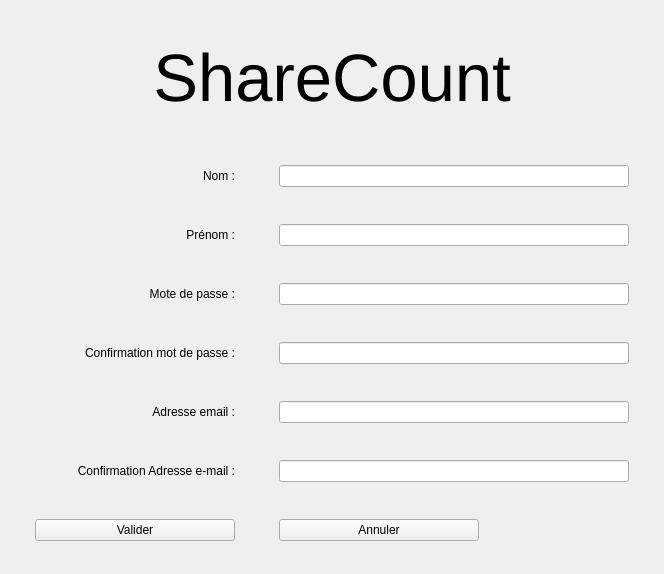
First picture: the form in vues/pagecreationcompte/PageCreationCompte.ui, repository Esr0g/ShareCount, before the edit.
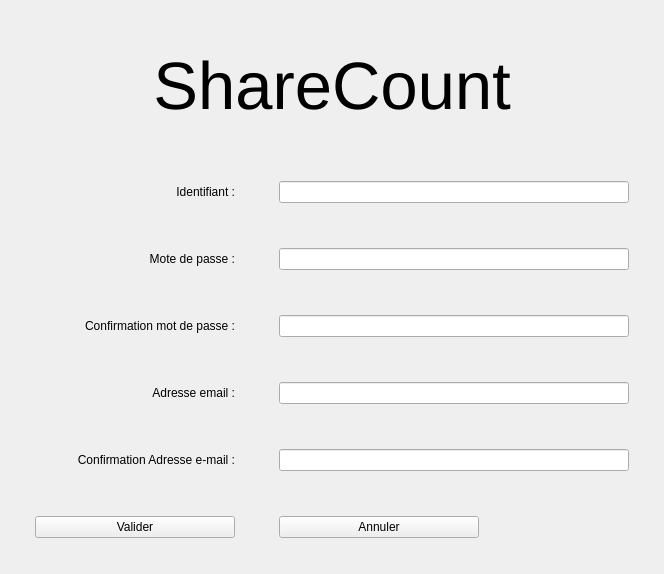
Second picture: the form after the edit.

The edit to the form file:
```diff
--- a/vues/pagecreationcompte/PageCreationCompte.ui
+++ b/vues/pagecreationcompte/PageCreationCompte.ui
@@ -20,37 +20,7 @@
    <property name="spacing">
     <number>20</number>
    </property>
-   <item row="3" column="0">
-    <widget class="QLabel" name="label_3">
-     <property name="text">
-      <string>Prénom :</string>
-     </property>
-     <property name="alignment">
-      <set>Qt::AlignRight|Qt::AlignTrailing|Qt::AlignVCenter</set>
-     </property>
-    </widget>
-   </item>
-   <item row="2" column="0">
-    <widget class="QLabel" name="label_2">
-     <property name="text">
-      <string>Nom :</string>
-     </property>
-     <property name="alignment">
-      <set>Qt::AlignRight|Qt::AlignTrailing|Qt::AlignVCenter</set>
-     </property>
-    </widget>
-   </item>
-   <item row="6" column="1">
-    <widget class="QLineEdit" name="lineEdit_5">
-     <property name="maximumSize">
-      <size>
-       <width>350</width>
-       <height>16777215</height>
-      </size>
-     </property>
-    </widget>
-   </item>
-   <item row="6" column="0">
+   <item row="5" column="0">
     <widget class="QLabel" name="label_6">
      <property name="text">
       <string>Adresse email :</string>
@@ -60,7 +30,7 @@
      </property>
     </widget>
    </item>
-   <item row="7" column="0">
+   <item row="6" column="0">
     <widget class="QLabel" name="label_7">
      <property name="text">
       <string>Confirmation Adresse e-mail :</string>
@@ -70,20 +40,7 @@
      </property>
     </widget>
    </item>
-   <item row="5" column="1">
-    <widget class="QLineEdit" name="lineEdit_4">
-     <property name="maximumSize">
-      <size>
-       <width>350</width>
-       <height>16777215</height>
-      </size>
-     </property>
-     <property name="echoMode">
-      <enum>QLineEdit::Password</enum>
-     </property>
-    </widget>
-   </item>
-   <item row="7" column="1">
+   <item row="6" column="1">
     <widget class="QLineEdit" name="lineEdit_6">
      <property name="maximumSize">
       <size>
@@ -93,6 +50,26 @@
      </property>
     </widget>
    </item>
+   <item row="3" column="0">
+    <widget class="QLabel" name="label_4">
+     <property name="text">
+      <string>Mote de passe :</string>
+     </property>
+     <property name="alignment">
+      <set>Qt::AlignRight|Qt::AlignTrailing|Qt::AlignVCenter</set>
+     </property>
+    </widget>
+   </item>
+   <item row="4" column="0">
+    <widget class="QLabel" name="label_5">
+     <property name="text">
+      <string>Confirmation mot de passe :</string>
+     </property>
+     <property name="alignment">
+      <set>Qt::AlignRight|Qt::AlignTrailing|Qt::AlignVCenter</set>
+     </property>
+    </widget>
+   </item>
    <item row="1" column="0" colspan="2">
     <widget class="QLabel" name="label">
      <property name="maximumSize">
@@ -115,26 +92,6 @@
     </widget>
    </item>
    <item row="3" column="1">
-    <widget class="QLineEdit" name="lineEdit_2">
-     <property name="maximumSize">
-      <size>
-       <width>350</width>
-       <height>16777215</height>
-      </size>
-     </property>
-    </widget>
-   </item>
-   <item row="2" column="1">
-    <widget class="QLineEdit" name="lineEdit">
-     <property name="maximumSize">
-      <size>
-       <width>350</width>
-       <height>16777215</height>
-      </size>
-     </property>
-    </widget>
-   </item>
-   <item row="4" column="1">
     <widget class="QLineEdit" name="lineEdit_3">
      <property name="maximumSize">
       <size>
@@ -147,17 +104,40 @@
      </property>
     </widget>
    </item>
-   <item row="4" column="0">
-    <widget class="QLabel" name="label_4">
-     <property name="text">
-      <string>Mote de passe :</string>
+   <item row="5" column="1">
+    <widget class="QLineEdit" name="lineEdit_5">
+     <property name="maximumSize">
+      <size>
+       <width>350</width>
+       <height>16777215</height>
+      </size>
      </property>
-     <property name="alignment">
-      <set>Qt::AlignRight|Qt::AlignTrailing|Qt::AlignVCenter</set>
+    </widget>
+   </item>
+   <item row="4" column="1">
+    <widget class="QLineEdit" name="lineEdit_4">
+     <property name="maximumSize">
+      <size>
+       <width>350</width>
+       <height>16777215</height>
+      </size>
      </property>
+     <property name="echoMode">
+      <enum>QLineEdit::Password</enum>
+     </property>
     </widget>
    </item>
-   <item row="8" column="0">
+   <item row="2" column="1">
+    <widget class="QLineEdit" name="lineEdit_2">
+     <property name="maximumSize">
+      <size>
+       <width>350</width>
+       <height>16777215</height>
+      </size>
+     </property>
+    </widget>
+   </item>
+   <item row="7" column="0">
     <widget class="QPushButton" name="pushButton">
      <property name="maximumSize">
       <size>
@@ -170,17 +150,7 @@
      </property>
     </widget>
    </item>
-   <item row="5" column="0">
-    <widget class="QLabel" name="label_5">
-     <property name="text">
-      <string>Confirmation mot de passe :</string>
-     </property>
-     <property name="alignment">
-      <set>Qt::AlignRight|Qt::AlignTrailing|Qt::AlignVCenter</set>
-     </property>
-    </widget>
-   </item>
-   <item row="8" column="1">
+   <item row="7" column="1">
     <widget class="QPushButton" name="pushButton_2">
      <property name="maximumSize">
       <size>
@@ -193,6 +163,16 @@
      </property>
     </widget>
    </item>
+   <item row="2" column="0">
+    <widget class="QLabel" name="label_3">
+     <property name="text">
+      <string>Identifiant :</string>
+     </property>
+     <property name="alignment">
+      <set>Qt::AlignRight|Qt::AlignTrailing|Qt::AlignVCenter</set>
+     </property>
+    </widget>
+   </item>
   </layout>
  </widget>
  <resources/>
```
